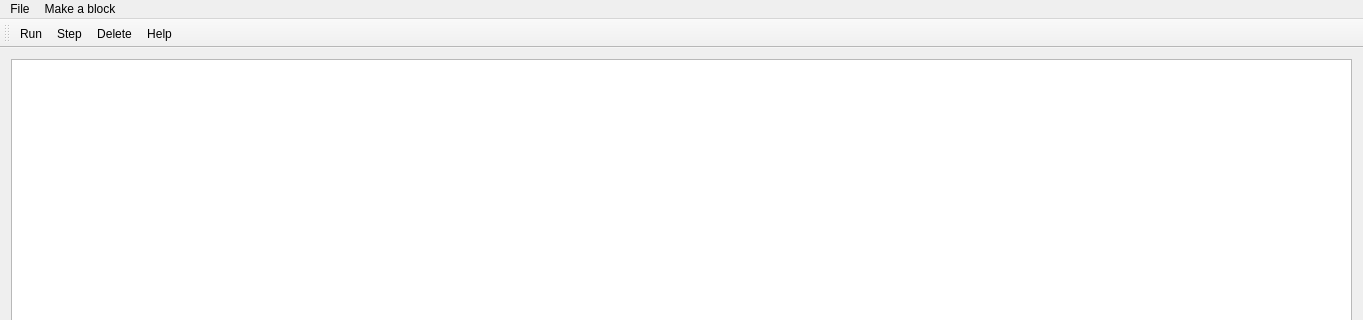
The window that mainwindow.ui (AdamGregor/Ceplpl2) describes before a commit, drawn with Qt 5; both pictures show x 0 to 1363 and y 0 to 320 of the 1363 by 656 pixel window.
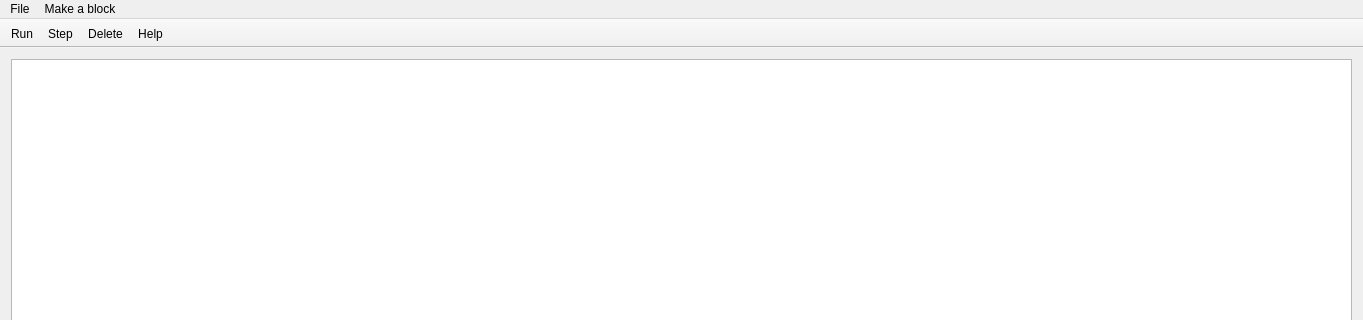
The same window after the commit.

```diff
--- a/mainwindow.ui
+++ b/mainwindow.ui
@@ -58,9 +58,18 @@
    <addaction name="menuMake_a_block"/>
   </widget>
   <widget class="QToolBar" name="toolBar">
+   <property name="enabled">
+    <bool>true</bool>
+   </property>
    <property name="windowTitle">
     <string>toolBar</string>
    </property>
+   <property name="movable">
+    <bool>false</bool>
+   </property>
+   <property name="floatable">
+    <bool>true</bool>
+   </property>
    <attribute name="toolBarArea">
     <enum>TopToolBarArea</enum>
    </attribute>
```
